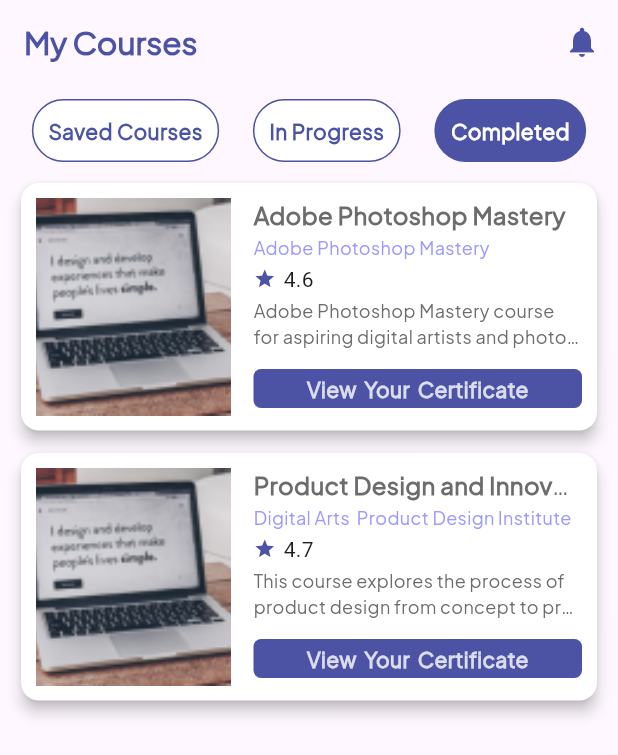
After one commit to MohamedAbdelmaboud/E-Learning, a Flutter app: the MyCoursesView screen opened by its route, after a tap on "In Progress", after a tap on "Completed", on a phone screen of 412 x 824 dp. The commit adds this screen. Shown: the top 755 px of the screen. Run offline on Flutter 3.47's test engine with Material 3 defaults, Android fonts, the phone set to English and light mode, and no system bars; our stand-ins replace device_preview, flutter_bloc, flutter_spinkit, flutter_svg, gap, go_router.

Commit message:
add my courses view

```diff
--- a/lib/common/routing/app_routes.dart
+++ b/lib/common/routing/app_routes.dart
@@ -4,6 +4,8 @@ import 'package:e_learning/features/auth/ui/views/unlock_view.dart';
 import 'package:e_learning/features/intro/ui/views/on_boarding_view.dart';
 import 'package:e_learning/features/layout/home/cubit/categories_cubit.dart';
 import 'package:e_learning/features/layout/inbox/ui/views/inbox_view.dart';
+import 'package:e_learning/features/layout/my_courses/cubits/my_courses_cubit.dart';
+import 'package:e_learning/features/layout/my_courses/ui/views/my_courses_view.dart';
 import 'package:e_learning/features/layout/my_courses/ui/views/payment_method_view.dart';
 import 'package:e_learning/features/layout/my_courses/ui/views/payment_view.dart';
 import 'package:e_learning/intialview.dart';
@@ -31,6 +33,7 @@ class AppRouter {
   static String courseView = '/courseView';
   static String paymentView = '/paymentView';
   static String paymentMethodView = '/paymentMethodView';
+  static String myCourses = '/myCourses';
   static final GoRouter router = GoRouter(
     routes: <RouteBase>[
       GoRoute(
@@ -106,6 +109,13 @@ class AppRouter {
           );
         },
       ),
+      GoRoute(
+        path: myCourses,
+        builder: (context, state) => BlocProvider(
+          create: (context) => MyCoursesCubit()..fetchSavedCourses(),
+          child: const MyCoursesView(),
+        ),
+      ),
     ],
   );
   static List<String> pages = [
@@ -122,5 +132,6 @@ class AppRouter {
     courseView,
     paymentView,
     paymentMethodView,
+    myCourses,
   ];
 }
--- a/lib/common/widgets/custom_text_button_builder.dart
+++ b/lib/common/widgets/custom_text_button_builder.dart
@@ -136,7 +136,7 @@ class CustomTextButtonBuilder {
     );
   }
 
-  static normalTabBar({
+  static Widget normalTabBar({
     required String text,
     required Function() onTap,
   }) {
@@ -147,7 +147,7 @@ class CustomTextButtonBuilder {
     );
   }
 
-  static selectedTabBar({
+  static Widget selectedTabBar({
     required String text,
     required Function() onTap,
   }) {
--- a/lib/features/intro/ui/widgets/buttons_column.dart
+++ b/lib/features/intro/ui/widgets/buttons_column.dart
@@ -1,6 +1,4 @@
 import 'package:e_learning/common/routing/app_routes.dart';
-import 'package:e_learning/common/utils/app_colors.dart';
-import 'package:e_learning/common/utils/app_styles.dart';
 import 'package:e_learning/common/widgets/custom_text_button_builder.dart';
 import 'package:e_learning/features/intro/data/models/page_model.dart';
 import 'package:flutter/material.dart';
--- a/lib/features/layout/home/data/view_model/home_view_model.dart
+++ b/lib/features/layout/home/data/view_model/home_view_model.dart
@@ -117,7 +117,7 @@ class HomeViewModel {
       title: 'Typography and Layout Design',
       rating: 4.6,
       studentsCount: 2344,
-      imagePath: 'course10',
+      imagePath: 'course3',
       channelName: 'Visual Communication College',
       description:
           "Visual Communication College's Typography and Layout Design course explores the art and science  ...",
@@ -127,7 +127,7 @@ class HomeViewModel {
       title: 'Adobe Photoshop Mastery',
       rating: 4.6,
       studentsCount: 5325,
-      imagePath: 'course1',
+      imagePath: 'course3',
       channelName: 'Adobe Photoshop Mastery',
       description:
           'Adobe Photoshop Mastery course for aspiring digital artists and photographers. Unlock the full potential of...',
@@ -137,7 +137,7 @@ class HomeViewModel {
       title: 'Product Design and Innovation',
       rating: 4.7,
       studentsCount: 6324,
-      imagePath: 'course2',
+      imagePath: 'course3',
       channelName: 'Digital Arts  Product Design Institute',
       description:
           'This course explores the process of product design from concept to production. Learn design thinking  ...',
--- a/lib/features/layout/home/ui/widgets/suggestion_for_you_section.dart
+++ b/lib/features/layout/home/ui/widgets/suggestion_for_you_section.dart
@@ -1,4 +1,3 @@
-import 'package:e_learning/features/layout/home/ui/views/home_view.dart';
 import 'package:flutter/material.dart';
 import 'package:gap/gap.dart';
 
--- a/lib/features/layout/home/ui/widgets/top_courses_section.dart
+++ b/lib/features/layout/home/ui/widgets/top_courses_section.dart
@@ -1,4 +1,3 @@
-import 'package:e_learning/features/layout/home/ui/views/home_view.dart';
 import 'package:flutter/material.dart';
 import 'package:gap/gap.dart';
 
--- /dev/null
+++ b/lib/features/layout/my_courses/cubits/my_courses_cubit.dart
@@ -0,0 +1,54 @@
+import 'package:e_learning/features/layout/home/data/models/course_model.dart';
+import 'package:e_learning/features/layout/home/data/view_model/home_view_model.dart';
+import 'package:flutter_bloc/flutter_bloc.dart';
+
+import 'my_courses_state.dart';
+
+class MyCoursesCubit extends Cubit<MyCoursesCubitState> {
+  MyCoursesCubit() : super(MyCoursesInitial());
+
+  static MyCoursesCubit get(context) => BlocProvider.of(context);
+
+  int index = 0;
+
+  List<CourseModel> courses = [];
+
+  void changeIndex(int index) {
+    this.index = index;
+    switch (index) {
+      case 0:
+        fetchSavedCourses();
+        break;
+      case 1:
+        fetchInProgressCourses();
+        break;
+      case 2:
+        fetchCompleteCourses();
+        break;
+      default:
+        break;
+    }
+    emit(MyCoursesSuccessState());
+  }
+
+  void fetchSavedCourses() {
+    courses
+      ..clear()
+      ..addAll(HomeViewModel.savedCourses);
+    emit(MyCoursesSuccessState());
+  }
+
+  void fetchInProgressCourses() {
+    courses
+      ..clear()
+      ..addAll(HomeViewModel.inProgressCourses);
+    emit(MyCoursesSuccessState());
+  }
+
+  void fetchCompleteCourses() {
+    courses
+      ..clear()
+      ..addAll(HomeViewModel.completeCourses);
+    emit(MyCoursesSuccessState());
+  }
+}
--- /dev/null
+++ b/lib/features/layout/my_courses/cubits/my_courses_state.dart
@@ -0,0 +1,5 @@
+abstract class MyCoursesCubitState {}
+
+class MyCoursesInitial extends MyCoursesCubitState {}
+
+class MyCoursesSuccessState extends MyCoursesCubitState {}
--- /dev/null
+++ b/lib/features/layout/my_courses/ui/views/my_courses_view.dart
@@ -0,0 +1,35 @@
+import 'package:e_learning/common/routing/app_routes.dart';
+import 'package:e_learning/common/widgets/custom_app_bar.dart';
+import 'package:flutter/material.dart';
+import 'package:gap/gap.dart';
+import 'package:go_router/go_router.dart';
+
+import '../widgets/courses_tab_options.dart';
+import '../widgets/my_courses_list_view.dart';
+
+class MyCoursesView extends StatelessWidget {
+  const MyCoursesView({super.key});
+
+  @override
+  Widget build(BuildContext context) {
+    return Scaffold(
+      appBar: CustomAppBar(
+        title: 'My Courses',
+        actionIcon: Icons.notifications,
+        actionOnPressed: () => context.push(AppRouter.notificationsView),
+      ),
+      body: const Padding(
+        padding: EdgeInsets.all(10),
+        child: Column(
+          children: [
+            CoursesTabOptions(),
+            Gap(10),
+            Expanded(
+              child: MyCoursesListView(),
+            ),
+          ],
+        ),
+      ),
+    );
+  }
+}
--- /dev/null
+++ b/lib/features/layout/my_courses/ui/widgets/courses_tab_options.dart
@@ -0,0 +1,39 @@
+import 'package:e_learning/features/layout/my_courses/cubits/my_courses_cubit.dart';
+import 'package:e_learning/features/layout/my_courses/cubits/my_courses_state.dart';
+import 'package:flutter/material.dart';
+import 'package:flutter_bloc/flutter_bloc.dart';
+
+import 'custom_tab_button.dart';
+
+class CoursesTabOptions extends StatelessWidget {
+  const CoursesTabOptions({super.key});
+
+  static List<String> tabs = [
+    'Saved Courses',
+    'In Progress',
+    'Completed',
+  ];
+
+  @override
+  Widget build(BuildContext context) {
+    return BlocBuilder<MyCoursesCubit, MyCoursesCubitState>(
+      builder: (context, state) {
+        final cubit = MyCoursesCubit.get(context);
+        return Row(
+          mainAxisAlignment: MainAxisAlignment.spaceAround,
+          children: tabs
+              .asMap()
+              .entries
+              .map(
+                (entry) => CustomTabButton(
+                  text: entry.value,
+                  isSelected: entry.key == cubit.index,
+                  onTap: () => cubit.changeIndex(entry.key),
+                ),
+              )
+              .toList(),
+        );
+      },
+    );
+  }
+}
--- /dev/null
+++ b/lib/features/layout/my_courses/ui/widgets/custom_tab_button.dart
@@ -0,0 +1,55 @@
+import 'package:e_learning/common/utils/app_colors.dart';
+import 'package:e_learning/common/utils/app_styles.dart';
+import 'package:flutter/material.dart';
+
+class CustomTabButton extends StatelessWidget {
+  const CustomTabButton({
+    super.key,
+    required this.isSelected,
+    required this.text,
+    required this.onTap,
+  });
+  final bool isSelected;
+  final String text;
+  final void Function() onTap;
+
+  @override
+  Widget build(BuildContext context) {
+    return GestureDetector(
+      onTap: onTap,
+      child: isSelected ? _buildSelectedTab() : _buildUnSelectedTab(),
+    );
+  }
+
+  Widget _buildSelectedTab() {
+    return Container(
+      decoration: BoxDecoration(
+        color: AppColors.primaryColor,
+        border: Border.all(color: AppColors.primaryColor),
+        borderRadius: BorderRadius.circular(30),
+      ),
+      padding: const EdgeInsets.all(10),
+      child: Text(
+        text,
+        style: AppStyles.semiBold14.copyWith(
+          color: AppColors.whiteColor,
+        ),
+      ),
+    );
+  }
+
+  Widget _buildUnSelectedTab() {
+    return Container(
+      decoration: BoxDecoration(
+        color: AppColors.whiteColor,
+        border: Border.all(color: AppColors.primaryColor),
+        borderRadius: BorderRadius.circular(30),
+      ),
+      padding: const EdgeInsets.all(10),
+      child: Text(
+        text,
+        style: AppStyles.semiBold14,
+      ),
+    );
+  }
+}
--- /dev/null
+++ b/lib/features/layout/my_courses/ui/widgets/my_courses_list_view.dart
@@ -0,0 +1,28 @@
+import 'package:e_learning/features/layout/my_courses/cubits/my_courses_cubit.dart';
+import 'package:e_learning/features/layout/my_courses/cubits/my_courses_state.dart';
+import 'package:flutter/material.dart';
+import 'package:flutter_bloc/flutter_bloc.dart';
+import 'package:gap/gap.dart';
+
+import 'my_courses_list_view_item.dart';
+
+class MyCoursesListView extends StatelessWidget {
+  const MyCoursesListView({super.key});
+
+  @override
+  Widget build(BuildContext context) {
+    return BlocBuilder<MyCoursesCubit, MyCoursesCubitState>(
+      builder: (context, state) {
+        final cubit = MyCoursesCubit.get(context);
+        final courses = cubit.courses;
+        return ListView.separated(
+          itemBuilder: (context, index) => MyCoursesListViewItem(
+            course: courses[index],
+          ),
+          separatorBuilder: (context, index) => const Gap(7),
+          itemCount: courses.length,
+        );
+      },
+    );
+  }
+}
--- /dev/null
+++ b/lib/features/layout/my_courses/ui/widgets/my_courses_list_view_item.dart
@@ -0,0 +1,179 @@
+import 'package:e_learning/common/utils/app_colors.dart';
+import 'package:e_learning/common/utils/app_styles.dart';
+import 'package:e_learning/features/layout/home/data/models/course_model.dart';
+import 'package:e_learning/features/layout/my_courses/cubits/my_courses_cubit.dart';
+import 'package:flutter/material.dart';
+import 'package:gap/gap.dart';
+
+class MyCoursesListViewItem extends StatelessWidget {
+  const MyCoursesListViewItem({
+    super.key,
+    required this.course,
+  });
+
+  final CourseModel course;
+
+  @override
+  Widget build(BuildContext context) {
+    return SizedBox(
+      width: double.infinity,
+      child: Card(
+        color: AppColors.whiteColor,
+        surfaceTintColor: AppColors.whiteColor,
+        elevation: 4,
+        child: Padding(
+          padding: const EdgeInsets.all(10),
+          child: Row(
+            crossAxisAlignment: CrossAxisAlignment.start,
+            children: [
+              Image.asset(
+                'assets/images/${course.imagePath}.png',
+                width: 130,
+                height: 145,
+                fit: BoxFit.cover,
+              ),
+              const Gap(15),
+              Expanded(
+                child: SizedBox(
+                  height: 140,
+                  child: Column(
+                    crossAxisAlignment: CrossAxisAlignment.start,
+                    children: [
+                      Text(
+                        course.title,
+                        style: AppStyles.bold16,
+                        maxLines: 1,
+                        overflow: TextOverflow.ellipsis,
+                      ),
+                      const Gap(2),
+                      Text(
+                        course.channelName,
+                        style: AppStyles.medium12,
+                        maxLines: 1,
+                        overflow: TextOverflow.ellipsis,
+                      ),
+                      const Gap(2),
+                      Row(
+                        children: [
+                          const Icon(
+                            Icons.star,
+                            color: AppColors.primaryColor,
+                            size: 15,
+                          ),
+                          const Gap(5),
+                          Text(
+                            course.rating.toString(),
+                          )
+                        ],
+                      ),
+                      const Gap(3),
+                      Text(
+                        course.description,
+                        style: AppStyles.regular12,
+                        maxLines: 2,
+                        overflow: TextOverflow.ellipsis,
+                      ),
+                      const Spacer(),
+                      const Gap(4),
+                      _courseCardBottomBuilder(context),
+                    ],
+                  ),
+                ),
+              ),
+            ],
+          ),
+        ),
+      ),
+    );
+  }
+
+  Widget _buildSavedCoursesBottom() {
+    return Row(
+      crossAxisAlignment: CrossAxisAlignment.end,
+      children: [
+        GestureDetector(
+          onTap: () {},
+          child: Container(
+            decoration: BoxDecoration(
+              color: AppColors.primaryColor,
+              borderRadius: BorderRadius.circular(5),
+            ),
+            padding: const EdgeInsets.symmetric(horizontal: 7, vertical: 3),
+            alignment: Alignment.center,
+            child: Text(
+              'Enroll',
+              style: AppStyles.semiBold14.copyWith(
+                color: AppColors.whiteColor.withOpacity(0.8),
+              ),
+            ),
+          ),
+        ),
+        const Spacer(),
+        const Icon(
+          Icons.people,
+          color: AppColors.primaryColor,
+        ),
+        const Gap(5),
+        Text(
+          course.studentsCount.toString(),
+          style: AppStyles.semiBold12.copyWith(color: AppColors.primaryColor),
+        ),
+        const Gap(5),
+      ],
+    );
+  }
+
+  Widget _buildOnProgressCoursesBottom() {
+    return Column(
+      mainAxisAlignment: MainAxisAlignment.end,
+      crossAxisAlignment: CrossAxisAlignment.end,
+      mainAxisSize: MainAxisSize.max,
+      children: [
+        LinearProgressIndicator(
+          color: AppColors.primaryColor,
+          backgroundColor: AppColors.primaryColor.withOpacity(0.2),
+          value: course.progress!.toDouble() / 100,
+          borderRadius: BorderRadius.circular(5),
+          minHeight: 7,
+        ),
+        const Gap(1),
+        Text(
+          '${course.progress.toString()}% Completed',
+          style: AppStyles.regular12,
+        ),
+      ],
+    );
+  }
+
+  _buildCompletedCoursesBottom() {
+    return GestureDetector(
+      onTap: () {},
+      child: Container(
+        decoration: BoxDecoration(
+          color: AppColors.primaryColor,
+          borderRadius: BorderRadius.circular(5),
+        ),
+        padding: const EdgeInsets.symmetric(horizontal: 7, vertical: 3),
+        alignment: Alignment.center,
+        child: Text(
+          'View  Your  Certificate',
+          style: AppStyles.semiBold14.copyWith(
+            color: AppColors.whiteColor.withOpacity(0.8),
+          ),
+        ),
+      ),
+    );
+  }
+
+  Widget _courseCardBottomBuilder(context) {
+    int index = MyCoursesCubit.get(context).index;
+    if (index == 0) {
+      return _buildSavedCoursesBottom();
+    } else if (index == 1) {
+      return _buildOnProgressCoursesBottom();
+    } else if (index == 2) {
+      return _buildCompletedCoursesBottom();
+    }
+    return const SizedBox();
+  }
+}
--- a/lib/features/layout/my_courses/ui/widgets/overview_items_builder.dart
+++ b/lib/features/layout/my_courses/ui/widgets/overview_items_builder.dart
@@ -1,5 +1,4 @@
 import 'package:e_learning/common/models/item_model.dart';
-import 'package:e_learning/features/layout/my_courses/ui/views/payment_view.dart';
 import 'package:flutter/material.dart';
 
 import 'overview_row.dart';
```
